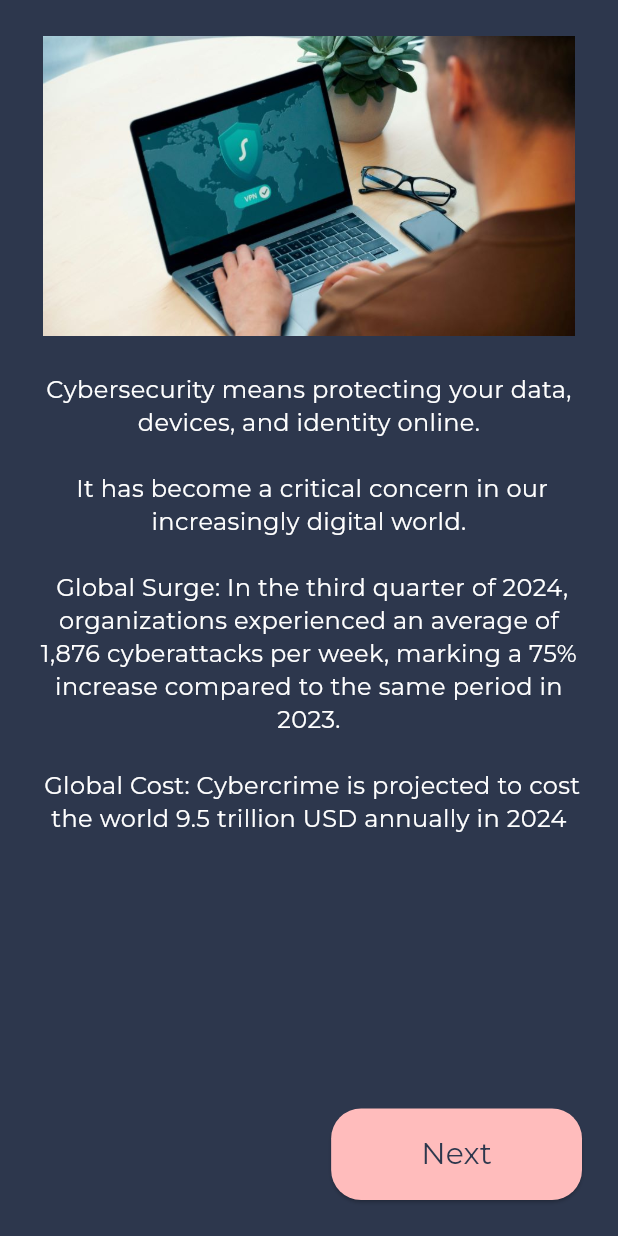
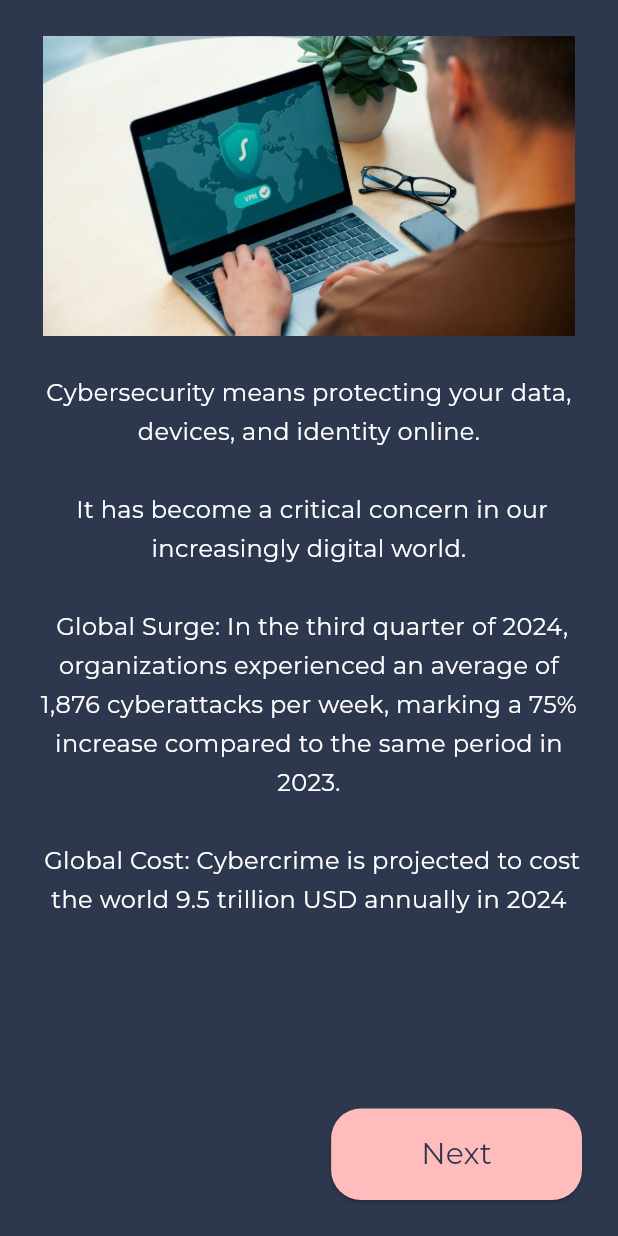
Before and after one commit to mwalexandra/cybersecurity_flutter_application, a Flutter app: the TrainingScreen screen opened directly, on a phone screen of 412 x 824 dp. Run offline on Flutter 3.47's test engine with Material 3 defaults, Android fonts, the phone set to English and light mode, and no system bars; our stand-ins replace flutter_svg, youtube_player_flutter; statements that could not run were skipped.

Commit message:
adaptive trainings_screen

```diff
--- a/lib/screens/training_screen.dart
+++ b/lib/screens/training_screen.dart
@@ -97,7 +97,7 @@ class _TrainingScreenState extends State<TrainingScreen> {
     super.dispose();
   }
 
-  @override
+/*  @override
   Widget build(BuildContext context) {
     final page = pages[currentPage];
 
@@ -207,5 +207,148 @@ class _TrainingScreenState extends State<TrainingScreen> {
         ),
       ),
     );
+  }*/
+
+  @override
+  Widget build(BuildContext context) {
+    final page = pages[currentPage];
+    final screenWidth = MediaQuery.of(context).size.width;
+
+    if(screenWidth < 600){
+      return _buildMobileLayout(context, page);
+    } else if(screenWidth < 1200) {
+      return _buildTabletLayout(context, page);
+    } else {
+      return _buildDesktopLayout(context, page);
+    }
+  }
+
+  Widget _buildMobileLayout(BuildContext context, TrainingPage page) {
+    return Scaffold(
+      backgroundColor: AppColors.darkblue,
+      body: SafeArea(
+        child: Padding(
+          padding: const EdgeInsets.all(24.0),
+          child: _buildContent(context, page, 200, 16),
+        ),
+      ),
+    );
+  }
+
+  Widget _buildTabletLayout(BuildContext context, TrainingPage page) {
+    return Scaffold(
+      backgroundColor: AppColors.darkblue,
+      body: SafeArea(
+        child: Padding(
+          padding: const EdgeInsets.symmetric(horizontal: 48.0, vertical: 32.0),
+          child: _buildContent(context, page, 300, 20),
+        ),
+      ),
+    );
+  }
+
+  Widget _buildWebLayout(BuildContext context, TrainingPage page) {
+    return Scaffold(
+      backgroundColor: AppColors.darkblue,
+      body: SafeArea(
+        child: Padding(
+          padding: const EdgeInsets.symmetric(horizontal: 64.0, vertical: 40.0),
+          child: _buildContent(context, page, 400, 22),
+        ),
+      ),
+    );
+  }
+
+  Widget _buildContent(BuildContext context, TrainingPage page, double mediaHeight, double fontSize) {
+    return Column(
+      children: [
+        if (page.youtubeUrl != null && _youtubeController != null)
+          YoutubePlayerBuilder(
+            player: YoutubePlayer(
+              controller: _youtubeController!,
+              showVideoProgressIndicator: true,
+              progressIndicatorColor: AppColors.lightpink,
+            ),
+            builder: (context, player) {
+              return Column(
+                children: [
+                  SizedBox(height: mediaHeight, child: player),
+                  const SizedBox(height: 24),
+                  Text(
+                    page.text,
+                    style: TextStyle(
+                      fontSize: fontSize,
+                      color: Colors.white,
+                      height: 1.6,
+                    ),
+                    textAlign: TextAlign.center,
+                  ),
+                ],
+              );
+            },
+          )
+        else ...[
+          if (page.imagePath != null)
+            Image.asset(
+              page.imagePath!,
+              height: mediaHeight,
+              fit: BoxFit.contain,
+            ),
+          const SizedBox(height: 24),
+          Text(
+            page.text,
+            style: TextStyle(
+              fontSize: fontSize,
+              color: Colors.white,
+              height: 1.6,
+            ),
+            textAlign: TextAlign.center,
+          ),
+        ],
+        const Spacer(),
+        Row(
+          mainAxisAlignment: MainAxisAlignment.spaceBetween,
+          children: [
+            if (currentPage > 0)
+              ElevatedButton(
+                onPressed: prevPage,
+                style: ElevatedButton.styleFrom(
+                  backgroundColor: AppColors.lightgrey,
+                  padding: const EdgeInsets.symmetric(horizontal: 60, vertical: 16),
+                  shape: RoundedRectangleBorder(
+                    borderRadius: BorderRadius.circular(20),
+                  ),
+                ),
+                child: const Text(
+                  'Back',
+                  style: TextStyle(
+                    fontSize: 20,
+                    color: AppColors.darkblue,
+                  ),
+                ),
+              )
+            else
+              const SizedBox(width: 100),
+            ElevatedButton(
+              onPressed: nextPage,
+              style: ElevatedButton.styleFrom(
+                backgroundColor: AppColors.lightpink,
+                padding: const EdgeInsets.symmetric(horizontal: 60, vertical: 16),
+                shape: RoundedRectangleBorder(
+                  borderRadius: BorderRadius.circular(20),
+                ),
+              ),
+              child: const Text(
+                'Next',
+                style: TextStyle(
+                  fontSize: 20,
+                  color: AppColors.darkblue,
+                ),
+              ),
+            ),
+          ],
+        ),
+      ],
+    );
   }
 }
```
